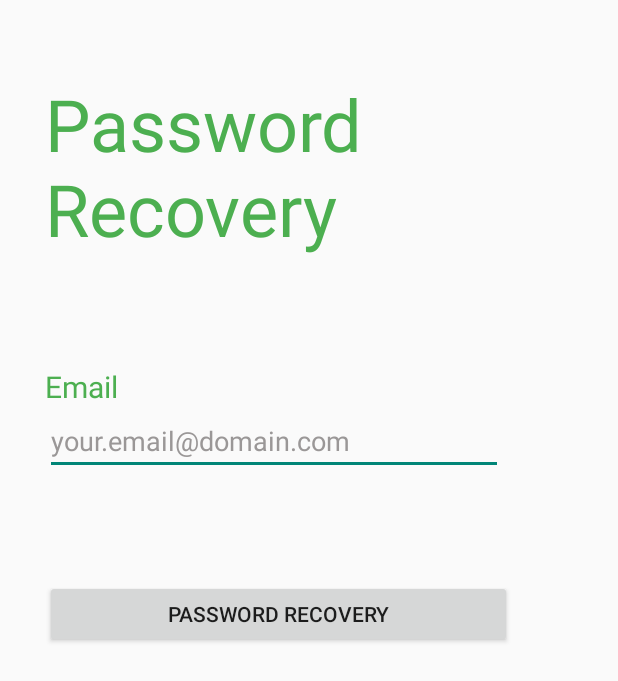
After one commit to KarlEmm/LTDC3, an Android app: the layout password_recovery.xml on its own in the app's theme, with its tools: preview values and no code run, on a phone screen of 412 x 824 dp. The commit adds this screen. Shown: the top 681 px of the screen. Run offline under Robolectric (Android 15) with nearby library versions, the phone set to English and light mode, and no system bars.

Commit message:
password recovery page added

```diff
--- /dev/null
+++ b/app/src/main/java/com/example/ltdc3/SecondFragment.java
@@ -0,0 +1,6 @@
+package com.example.ltdc3;
+
+import android.app.Activity;
+
+public class SecondFragment extends Activity {
+}
--- /dev/null
+++ b/app/src/main/res/layout/password_recovery.xml
@@ -0,0 +1,58 @@
+<?xml version="1.0" encoding="utf-8"?>
+<LinearLayout xmlns:android="http://schemas.android.com/apk/res/android"
+    xmlns:app="http://schemas.android.com/apk/res-auto"
+    xmlns:tools="http://schemas.android.com/tools"
+    android:layout_width="match_parent"
+    android:layout_height="match_parent"
+    android:orientation="vertical"
+    android:layout_marginStart="30dp"
+    tools:context=".SecondFragment">
+
+    <TextView
+        android:id="@+id/text_pass_reco"
+        android:layout_width="312dp"
+        android:layout_height="144dp"
+        android:text="@string/recovery_passowrd"
+        android:textColor="#4CAF50"
+        android:textSize="48sp"
+        app:layout_constraintEnd_toEndOf="parent"
+        app:layout_constraintStart_toStartOf="parent"
+        app:layout_constraintTop_toTopOf="parent"
+        android:layout_marginTop="50dp"
+        />
+
+    <TextView
+        android:id="@+id/text_email"
+        android:layout_width="wrap_content"
+        android:layout_height="wrap_content"
+        android:text="Email"
+        android:textColor="#4CAF50"
+        android:textSize="20sp"
+        tools:layout_editor_absoluteX="49dp"
+        tools:layout_editor_absoluteY="274dp"
+        android:layout_marginTop="50dp"
+        />
+
+    <EditText
+        android:id="@+id/text_enter_email"
+        android:layout_width="305dp"
+        android:layout_height="45dp"
+        android:ems="10"
+        android:inputType="textEmailAddress"
+        android:text="your.email@domain.com"
+        android:textColor="#9A9797"
+        tools:layout_editor_absoluteX="49dp"
+        tools:layout_editor_absoluteY="309dp"
+
+        />
+
+    <Button
+        android:id="@+id/button_pass_reco"
+        android:layout_width="311dp"
+        android:layout_height="45dp"
+        android:layout_marginTop="70dp"
+        android:text="@string/recovery_passowrd"
+        tools:layout_editor_absoluteX="52dp"
+        tools:layout_editor_absoluteY="469dp" />
+
+</LinearLayout>
--- a/app/src/main/res/values/strings.xml
+++ b/app/src/main/res/values/strings.xml
@@ -9,6 +9,7 @@
     <!-- TODO: Remove or change this placeholder text -->
     <string name="hello_blank_fragment">Hello blank fragment</string>
     <string name="road_to_chef">Road to Chef</string>
+    <string name="recovery_passowrd">Password Recovery </string>
 
 
     <!-- FACEBOOK API -->
```
